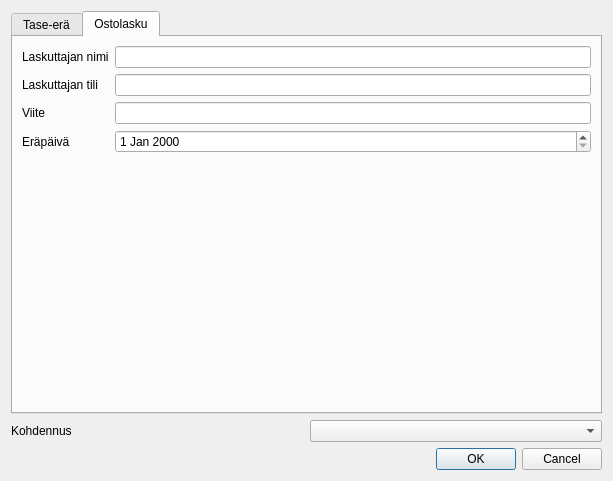
This is kitupiikki/kirjaus/taseeravalintadialogi.ui in artoh/kitupiikki as Qt 5 draws it before an edit. The edited form follows.
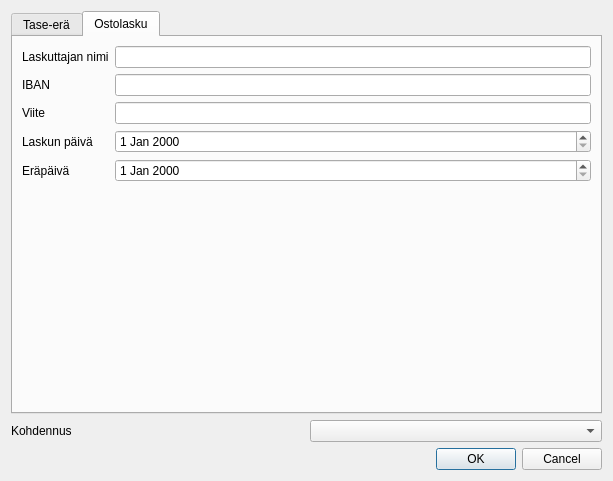
This is the edited form. The open tabs and pages were chosen to show the change.

What changed in the file:
```diff
--- a/kitupiikki/kirjaus/taseeravalintadialogi.ui
+++ b/kitupiikki/kirjaus/taseeravalintadialogi.ui
@@ -84,7 +84,7 @@
       </attribute>
       <layout class="QFormLayout" name="formLayout">
        <item row="0" column="0">
-        <widget class="QLabel" name="label">
+        <widget class="QLabel" name="nimiLabel">
          <property name="text">
           <string>Laskuttajan nimi</string>
          </property>
@@ -99,7 +99,7 @@
        <item row="1" column="0">
         <widget class="QLabel" name="label_2">
          <property name="text">
-          <string>Laskuttajan tili</string>
+          <string>IBAN</string>
          </property>
          <property name="buddy">
           <cstring>tiliEdit</cstring>
@@ -122,7 +122,7 @@
        <item row="2" column="1">
         <widget class="QLineEdit" name="viiteEdit"/>
        </item>
-       <item row="3" column="0">
+       <item row="4" column="0">
         <widget class="QLabel" name="label_4">
          <property name="text">
           <string>Eräpäivä</string>
@@ -132,10 +132,10 @@
          </property>
         </widget>
        </item>
-       <item row="3" column="1">
-        <widget class="QDateEdit" name="eraDate"/>
-       </item>
        <item row="4" column="1">
+        <widget class="QDateEdit" name="eraDate"/>
+       </item>
+       <item row="5" column="1">
         <spacer name="verticalSpacer">
          <property name="orientation">
           <enum>Qt::Vertical</enum>
@@ -148,6 +148,16 @@
          </property>
         </spacer>
        </item>
+       <item row="3" column="0">
+        <widget class="QLabel" name="label">
+         <property name="text">
+          <string>Laskun päivä</string>
+         </property>
+        </widget>
+       </item>
+       <item row="3" column="1">
+        <widget class="QDateEdit" name="laskunpvmEdit"/>
+       </item>
       </layout>
      </widget>
     </widget>
```
